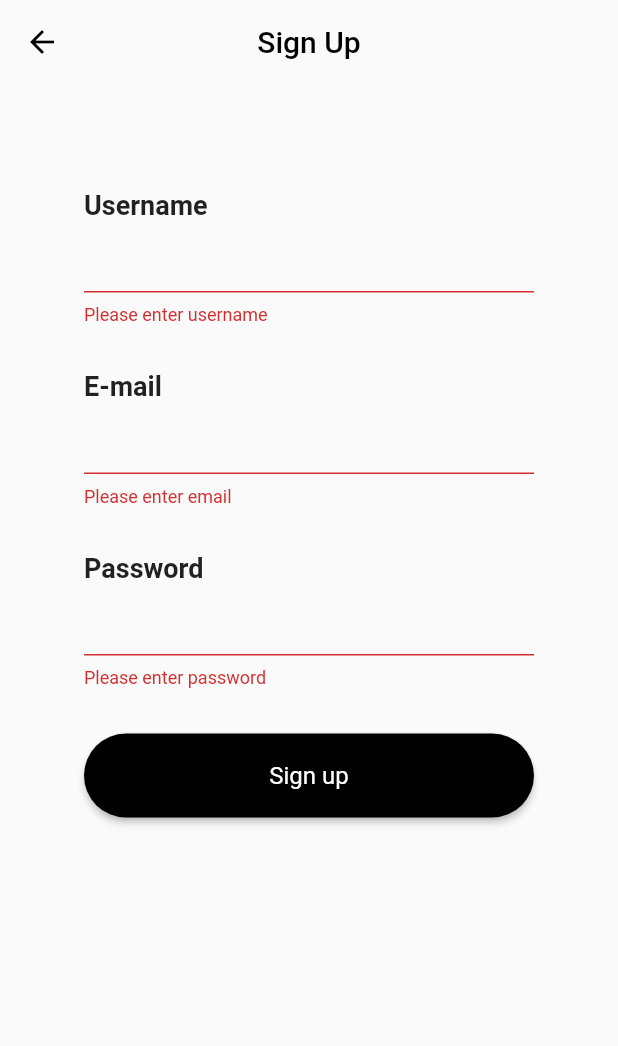
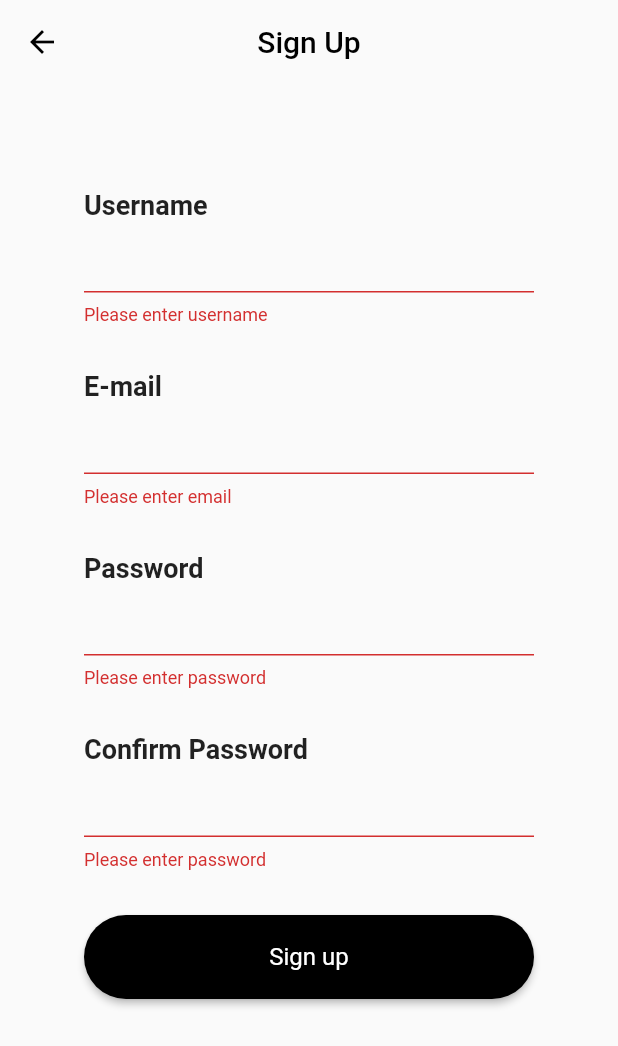
Before and after one commit to sauldesigns/Produ-Task, a Flutter app: the SignUpPage screen opened by its route, after a tap on "Sign up", on a phone screen of 412 x 824 dp. Shown: the top 1046 px of the screen. Run offline on Flutter 3.47's test engine with Material 2 defaults, Android fonts, the phone set to English and light mode, and no system bars; our stand-ins replace cloud_firestore, email_validator, fancy_bottom_navigation, firebase_auth, firebase_storage, image_picker; accounts and stored records are empty; network calls fail.

```diff
--- a/lib/pages/sign_up.dart
+++ b/lib/pages/sign_up.dart
@@ -17,6 +17,8 @@ class _SignUpPageState extends State<SignUpPage> {
   String _email;
   String _password;
   String _username;
+  bool _showPassword = false;
+  bool _showConfirmPassword = false;
   bool isLoading = false;
   Firestore db = Firestore.instance;
   @override
@@ -51,12 +53,17 @@ class _SignUpPageState extends State<SignUpPage> {
                       ),
                     ),
                     TextFormField(
-                      textInputAction: TextInputAction.next,
+                      textInputAction: TextInputAction.done,
                       keyboardType: TextInputType.text,
                       validator: (value) {
+                        Pattern pattern =
+                            r'^(?=.{1,20}$)(?![_.])(?!.*[_.]{2})[a-zA-Z0-9._]+(?<![_.])$';
+                        RegExp regex = new RegExp(pattern);
+
                         if (value.isEmpty) {
                           return 'Please enter username';
-                        }
+                        } else if (!regex.hasMatch(value))
+                          return 'Not a valid username';
                         return null;
                       },
                       onSaved: (value) => _username = value,
@@ -72,7 +79,7 @@ class _SignUpPageState extends State<SignUpPage> {
                       ),
                     ),
                     TextFormField(
-                      textInputAction: TextInputAction.next,
+                      textInputAction: TextInputAction.done,
                       keyboardType: TextInputType.emailAddress,
                       validator: (value) {
                         if (value.isEmpty) {
@@ -94,9 +101,11 @@ class _SignUpPageState extends State<SignUpPage> {
                       ),
                     ),
                     TextFormField(
-                      obscureText: true,
-                      textInputAction: TextInputAction.next,
+                      obscureText: !_showPassword,
+                      textInputAction: TextInputAction.done,
                       validator: (value) {
+                        _password = value;
+
                         if (value.isEmpty) {
                           return 'Please enter password';
                         } else if (value.length < 6) {
@@ -104,6 +113,29 @@ class _SignUpPageState extends State<SignUpPage> {
                         }
                       },
                       onSaved: (value) => _password = value,
+                    ),
+                    SizedBox(
+                      height: 30,
+                    ),
+                    Text(
+                      'Confirm Password',
+                      style: TextStyle(
+                        fontWeight: FontWeight.w600,
+                        fontSize: 18,
+                      ),
+                    ),
+                    TextFormField(
+                      obscureText: !_showConfirmPassword,
+                      textInputAction: TextInputAction.done,
+                      validator: (value) {
+                        if (value.isEmpty) {
+                          return 'Please enter password';
+                        } else if (value.length < 6) {
+                          return 'Password is too short';
+                        } else if (value != _password) {
+                          return 'Passwords did not match';
+                        }
+                      },
                     ),
                     Padding(
                       padding: const EdgeInsets.only(top: 30.0),
--- a/pubspec.yaml
+++ b/pubspec.yaml
@@ -25,6 +25,9 @@ dependencies:
   firebase_core: ^0.4.0+3
   email_validator: ^1.0.0
   fancy_bottom_navigation: ^0.3.2
+  image_picker: ^0.6.0+9
+  firebase_storage: ^3.0.1
+  http:
 
   # The following adds the Cupertino Icons font to your application.
   # Use with the CupertinoIcons class for iOS style icons.
```
Also changed, not shown: lib/home_tabs/home.dart (+26 -3 lines), lib/home_tabs/profile.dart (+17 -0 lines), lib/home_tabs/settings.dart (+30 -14 lines), lib/pages/book.dart (added, +41 -0 lines), lib/services/database.dart (+55 -3 lines), lib/ui/profile_picture.dart (+13 -2 lines), pubspec.lock.
